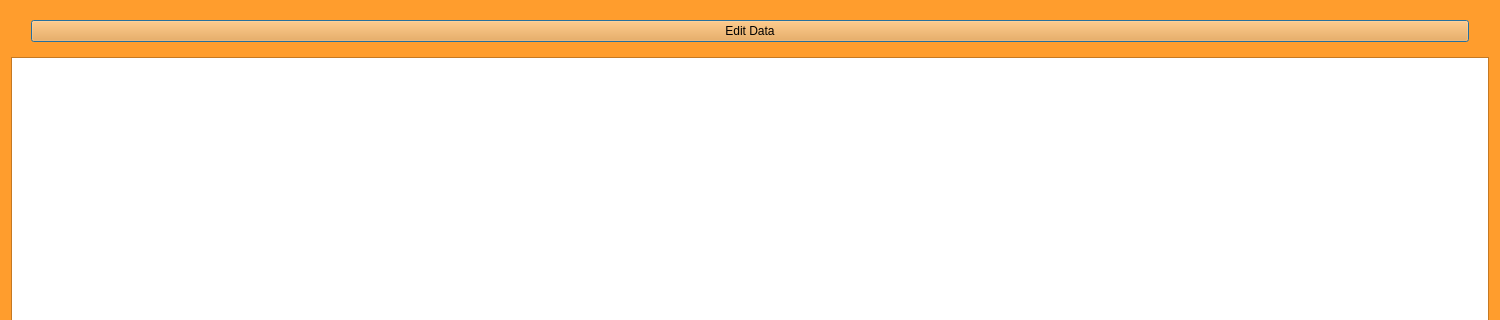
This is src/viewUI.ui in CaitlinBarron/baja_database as Qt 5 draws it before an edit; both pictures show x 0 to 1500 and y 0 to 320 of the 1500 by 700 pixel window. The edited form follows.
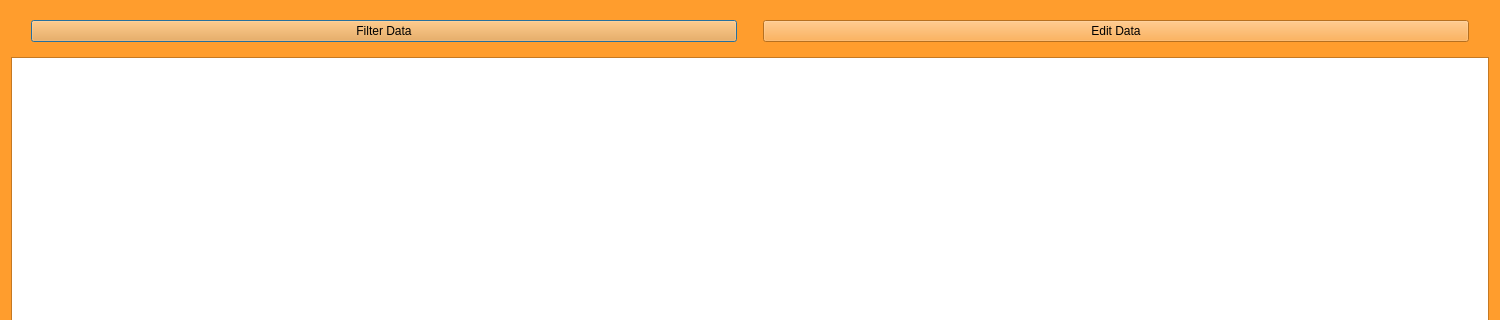
This is the edited form. Icons and pictures are not drawn.

The edit to the form file:
```diff
--- a/src/viewUI.ui
+++ b/src/viewUI.ui
@@ -454,6 +454,29 @@
        </property>
       </spacer>
      </item>
+     <item>
+      <widget class="QPushButton" name="filterBtn">
+       <property name="text">
+        <string>Filter Data</string>
+       </property>
+      </widget>
+     </item>
+     <item>
+      <spacer name="verticalSpacer_3">
+       <property name="orientation">
+        <enum>Qt::Vertical</enum>
+       </property>
+       <property name="sizeType">
+        <enum>QSizePolicy::Fixed</enum>
+       </property>
+       <property name="sizeHint" stdset="0">
+        <size>
+         <width>20</width>
+         <height>40</height>
+        </size>
+       </property>
+      </spacer>
+     </item>
      <item>
       <widget class="QPushButton" name="editBtn">
        <property name="sizePolicy">
```
Left out of the diff: 2 changed lines with no effect on the pictures.
